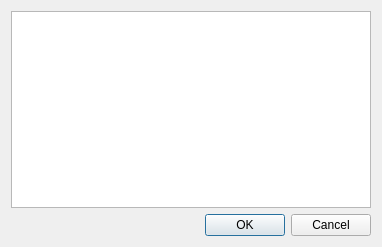
Above: overviewer_gui/dirchooser.ui from eminence/Minecraft-Overviewer before the change. Below: the same form after it.
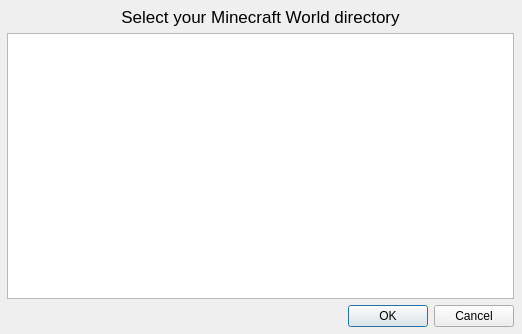
That is the form after the change.

Patch:
```diff
--- a/overviewer_gui/dirchooser.ui
+++ b/overviewer_gui/dirchooser.ui
@@ -9,8 +9,8 @@
    <rect>
     <x>0</x>
     <y>0</y>
-    <width>382</width>
-    <height>247</height>
+    <width>522</width>
+    <height>334</height>
    </rect>
   </property>
   <property name="minimumSize">
@@ -23,13 +23,44 @@
    <string>Directory Chooser</string>
   </property>
   <layout class="QGridLayout" name="gridLayout">
+   <property name="leftMargin">
+    <number>7</number>
+   </property>
+   <property name="topMargin">
+    <number>7</number>
+   </property>
+   <property name="rightMargin">
+    <number>8</number>
+   </property>
+   <property name="bottomMargin">
+    <number>7</number>
+   </property>
    <item row="0" column="0">
     <layout class="QVBoxLayout" name="verticalLayout">
+     <item>
+      <widget class="QLabel" name="label_2">
+       <property name="font">
+        <font>
+         <strikeout>false</strikeout>
+        </font>
+       </property>
+       <property name="text">
+        <string notr="true">&lt;!DOCTYPE HTML PUBLIC &quot;-//W3C//DTD HTML 4.0//EN&quot; &quot;http://www.w3.org/TR/REC-html40/strict.dtd&quot;&gt;
+&lt;html&gt;&lt;head&gt;&lt;meta name=&quot;qrichtext&quot; content=&quot;1&quot; /&gt;&lt;style type=&quot;text/css&quot;&gt;
+p, li { white-space: pre-wrap; }
+&lt;/style&gt;&lt;/head&gt;&lt;body style=&quot; font-family:'Lucida Grande'; font-size:13pt; font-weight:400; font-style:normal;&quot;&gt;
+&lt;p align=&quot;center&quot; style=&quot; margin-top:0px; margin-bottom:0px; margin-left:0px; margin-right:0px; -qt-block-indent:0; text-indent:0px;&quot;&gt;Select your Minecraft World directory&lt;/p&gt;&lt;/body&gt;&lt;/html&gt;</string>
+       </property>
+      </widget>
+     </item>
      <item>
       <widget class="QTreeView" name="treeView">
        <property name="autoScrollMargin">
         <number>16</number>
        </property>
+       <property name="textElideMode">
+        <enum>Qt::ElideMiddle</enum>
+       </property>
        <property name="headerHidden">
         <bool>false</bool>
        </property>
@@ -39,11 +70,35 @@
       </widget>
      </item>
      <item>
-      <widget class="QDialogButtonBox" name="buttonBox">
-       <property name="standardButtons">
-        <set>QDialogButtonBox::Cancel|QDialogButtonBox::Ok</set>
-       </property>
-      </widget>
+      <layout class="QHBoxLayout" name="horizontalLayout">
+       <item>
+        <widget class="QLabel" name="description_label">
+         <property name="text">
+          <string notr="true"/>
+         </property>
+        </widget>
+       </item>
+       <item>
+        <spacer name="horizontalSpacer">
+         <property name="orientation">
+          <enum>Qt::Horizontal</enum>
+         </property>
+         <property name="sizeHint" stdset="0">
+          <size>
+           <width>40</width>
+           <height>20</height>
+          </size>
+         </property>
+        </spacer>
+       </item>
+       <item>
+        <widget class="QDialogButtonBox" name="buttonBox">
+         <property name="standardButtons">
+          <set>QDialogButtonBox::Cancel|QDialogButtonBox::Ok</set>
+         </property>
+        </widget>
+       </item>
+      </layout>
      </item>
     </layout>
    </item>
```
